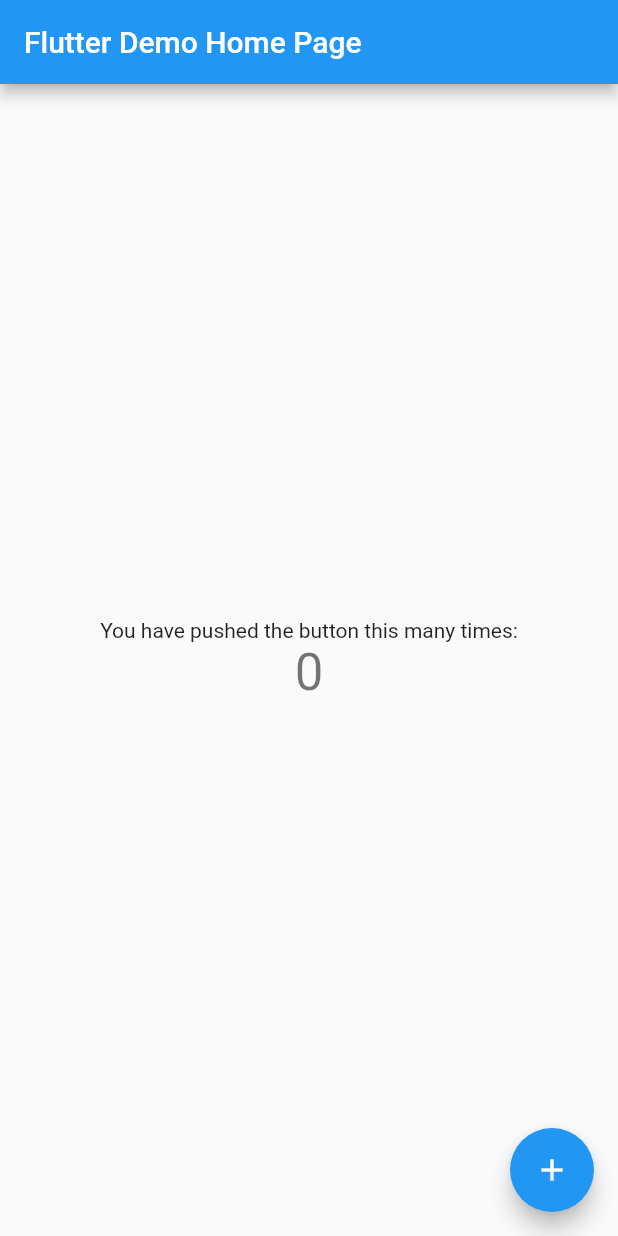
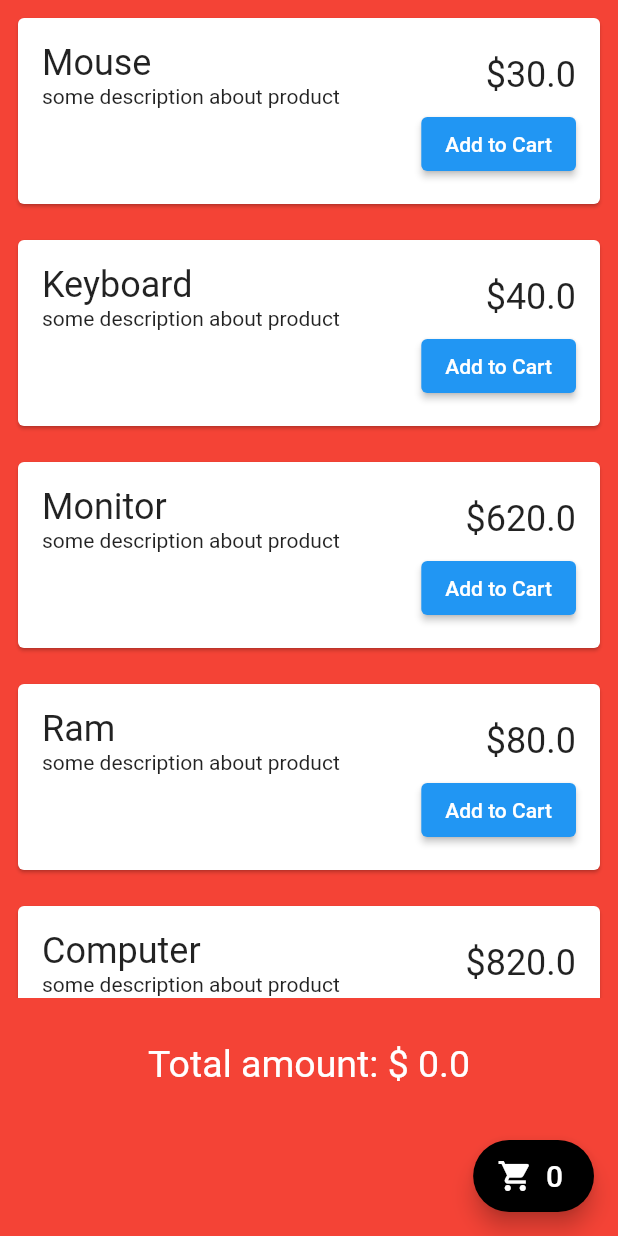
Before and after one commit to njw9108/flutter_getx_test_app, a Flutter app: the screen it shows after launch, on a phone screen of 412 x 824 dp. Run offline on Flutter 3.47's test engine with Material 2 defaults, Android fonts, the phone set to English and light mode, and no system bars; our stand-ins replace get.

Commit message:
cart page done

```diff
--- /dev/null
+++ b/cart_app/lib/controller/cart_controller.dart
@@ -0,0 +1,14 @@
+import 'package:cart_app/model/product.dart';
+import 'package:get/get.dart';
+
+class CartController extends GetxController {
+  var cartItems = <Product>[].obs;
+
+  double get totalPrice => cartItems.fold(0, (e, item) => e + item.price);
+
+  int get count => cartItems.length;
+
+  void addToItem(Product product) {
+    cartItems.add(product);
+  }
+}
--- /dev/null
+++ b/cart_app/lib/controller/shopping_controller.dart
@@ -0,0 +1,50 @@
+import 'package:cart_app/model/product.dart';
+import 'package:get/get.dart';
+
+class ShoppingController extends GetxController {
+  var products = <Product>[].obs;
+
+  @override
+  void onInit() {
+    super.onInit();
+    fetchData();
+  }
+
+  void fetchData() async {
+    await Future.delayed(const Duration(seconds: 2));
+
+    var productData = [
+      Product(
+        id: 1,
+        price: 30,
+        productName: 'Mouse',
+        productDescription: 'some description about product',
+      ),
+      Product(
+        id: 2,
+        price: 40,
+        productName: 'Keyboard',
+        productDescription: 'some description about product',
+      ),
+      Product(
+        id: 3,
+        price: 620,
+        productName: 'Monitor',
+        productDescription: 'some description about product',
+      ),
+      Product(
+        id: 4,
+        price: 80,
+        productName: 'Ram',
+        productDescription: 'some description about product',
+      ),
+      Product(
+        id: 5,
+        price: 820,
+        productName: 'Computer',
+        productDescription: 'some description about product',
+      ),
+    ];
+    products.assignAll(productData);
+  }
+}
--- a/cart_app/lib/main.dart
+++ b/cart_app/lib/main.dart
@@ -1,3 +1,4 @@
+import 'package:cart_app/view/shopping_page.dart';
 import 'package:flutter/material.dart';
 
 void main() {
@@ -7,109 +8,14 @@
 class MyApp extends StatelessWidget {
   const MyApp({super.key});
 
-  // This widget is the root of your application.
   @override
   Widget build(BuildContext context) {
     return MaterialApp(
       title: 'Flutter Demo',
       theme: ThemeData(
-        // This is the theme of your application.
-        //
-        // Try running your application with "flutter run". You'll see the
-        // application has a blue toolbar. Then, without quitting the app, try
-        // changing the primarySwatch below to Colors.green and then invoke
-        // "hot reload" (press "r" in the console where you ran "flutter run",
-        // or simply save your changes to "hot reload" in a Flutter IDE).
-        // Notice that the counter didn't reset back to zero; the application
-        // is not restarted.
         primarySwatch: Colors.blue,
       ),
-      home: const MyHomePage(title: 'Flutter Demo Home Page'),
+      home: ShoppingPage(),
     );
   }
 }
-
-class MyHomePage extends StatefulWidget {
-  const MyHomePage({super.key, required this.title});
-
-  // This widget is the home page of your application. It is stateful, meaning
-  // that it has a State object (defined below) that contains fields that affect
-  // how it looks.
-
-  // This class is the configuration for the state. It holds the values (in this
-  // case the title) provided by the parent (in this case the App widget) and
-  // used by the build method of the State. Fields in a Widget subclass are
-  // always marked "final".
-
-  final String title;
-
-  @override
-  State<MyHomePage> createState() => _MyHomePageState();
-}
-
-class _MyHomePageState extends State<MyHomePage> {
-  int _counter = 0;
-
-  void _incrementCounter() {
-    setState(() {
-      // This call to setState tells the Flutter framework that something has
-      // changed in this State, which causes it to rerun the build method below
-      // so that the display can reflect the updated values. If we changed
-      // _counter without calling setState(), then the build method would not be
-      // called again, and so nothing would appear to happen.
-      _counter++;
-    });
-  }
-
-  @override
-  Widget build(BuildContext context) {
-    // This method is rerun every time setState is called, for instance as done
-    // by the _incrementCounter method above.
-    //
-    // The Flutter framework has been optimized to make rerunning build methods
-    // fast, so that you can just rebuild anything that needs updating rather
-    // than having to individually change instances of widgets.
-    return Scaffold(
-      appBar: AppBar(
-        // Here we take the value from the MyHomePage object that was created by
-        // the App.build method, and use it to set our appbar title.
-        title: Text(widget.title),
-      ),
-      body: Center(
-        // Center is a layout widget. It takes a single child and positions it
-        // in the middle of the parent.
-        child: Column(
-          // Column is also a layout widget. It takes a list of children and
-          // arranges them vertically. By default, it sizes itself to fit its
-          // children horizontally, and tries to be as tall as its parent.
-          //
-          // Invoke "debug painting" (press "p" in the console, choose the
-          // "Toggle Debug Paint" action from the Flutter Inspector in Android
-          // Studio, or the "Toggle Debug Paint" command in Visual Studio Code)
-          // to see the wireframe for each widget.
-          //
-          // Column has various properties to control how it sizes itself and
-          // how it positions its children. Here we use mainAxisAlignment to
-          // center the children vertically; the main axis here is the vertical
-          // axis because Columns are vertical (the cross axis would be
-          // horizontal).
-          mainAxisAlignment: MainAxisAlignment.center,
-          children: <Widget>[
-            const Text(
-              'You have pushed the button this many times:',
-            ),
-            Text(
-              '$_counter',
-              style: Theme.of(context).textTheme.headline4,
-            ),
-          ],
-        ),
-      ),
-      floatingActionButton: FloatingActionButton(
-        onPressed: _incrementCounter,
-        tooltip: 'Increment',
-        child: const Icon(Icons.add),
-      ), // This trailing comma makes auto-formatting nicer for build methods.
-    );
-  }
-}
--- /dev/null
+++ b/cart_app/lib/model/product.dart
@@ -0,0 +1,13 @@
+class Product {
+  final int id;
+  final String productName;
+  final String productDescription;
+  final double price;
+
+  Product({
+    required this.id,
+    required this.productName,
+    required this.productDescription,
+    required this.price,
+  });
+}
--- /dev/null
+++ b/cart_app/lib/view/shopping_page.dart
@@ -0,0 +1,102 @@
+import 'package:cart_app/controller/cart_controller.dart';
+import 'package:cart_app/controller/shopping_controller.dart';
+import 'package:flutter/material.dart';
+import 'package:get/get.dart';
+
+class ShoppingPage extends StatelessWidget {
+  ShoppingPage({Key? key}) : super(key: key);
+  final shoppingController = Get.put(ShoppingController());
+  final cartController = Get.put(CartController());
+
+  @override
+  Widget build(BuildContext context) {
+    return Scaffold(
+      backgroundColor: Colors.red,
+      body: Column(
+        children: [
+          Expanded(
+            child: GetX<ShoppingController>(builder: (controller) {
+              return ListView.builder(
+                itemCount: controller.products.length,
+                itemBuilder: (context, index) {
+                  return Card(
+                    margin: const EdgeInsets.all(12),
+                    child: Padding(
+                      padding: const EdgeInsets.all(16),
+                      child: Column(
+                        crossAxisAlignment: CrossAxisAlignment.end,
+                        children: [
+                          Row(
+                            mainAxisAlignment: MainAxisAlignment.spaceBetween,
+                            children: [
+                              Column(
+                                crossAxisAlignment: CrossAxisAlignment.start,
+                                children: [
+                                  Text(
+                                    controller.products[index].productName,
+                                    style: const TextStyle(
+                                      fontSize: 24,
+                                    ),
+                                  ),
+                                  Text(
+                                    controller
+                                        .products[index].productDescription,
+                                  ),
+                                ],
+                              ),
+                              Text(
+                                '\$${controller.products[index].price}',
+                                style: const TextStyle(
+                                  fontSize: 24,
+                                ),
+                              ),
+                            ],
+                          ),
+                          ElevatedButton(
+                            onPressed: () {
+                              cartController
+                                  .addToItem(controller.products[index]);
+                            },
+                            child: const Text('Add to Cart'),
+                          ),
+                        ],
+                      ),
+                    ),
+                  );
+                },
+              );
+            }),
+          ),
+          const SizedBox(
+            height: 30,
+          ),
+          GetX<CartController>(builder: (controller) {
+            return Text(
+              'Total amount: \$ ${controller.totalPrice}',
+              style: const TextStyle(
+                fontSize: 25,
+                color: Colors.white,
+              ),
+            );
+          }),
+          const SizedBox(
+            height: 100,
+          ),
+        ],
+      ),
+      floatingActionButton: FloatingActionButton.extended(
+        label: GetX<CartController>(builder: (controller) {
+          return Text(
+            cartController.count.toString(),
+            style: const TextStyle(
+              fontSize: 20,
+            ),
+          );
+        }),
+        icon: const Icon(Icons.shopping_cart),
+        backgroundColor: Colors.black,
+        onPressed: () {},
+      ),
+    );
+  }
+}
--- a/cart_app/pubspec.yaml
+++ b/cart_app/pubspec.yaml
@@ -36,6 +36,7 @@
   # The following adds the Cupertino Icons font to your application.
   # Use with the CupertinoIcons class for iOS style icons.
   cupertino_icons: ^1.0.2
+  get:
 
 dev_dependencies:
   flutter_test:
```
Also changed, not shown: cart_app/pubspec.lock.
